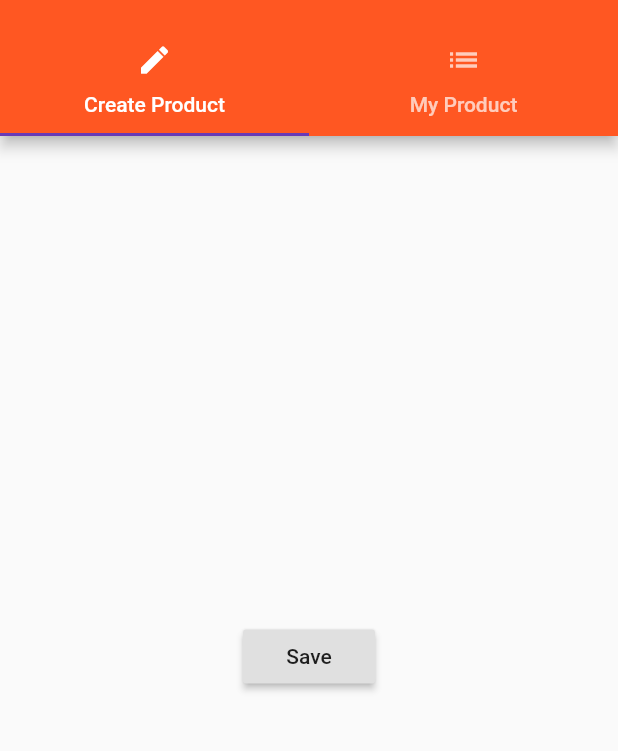
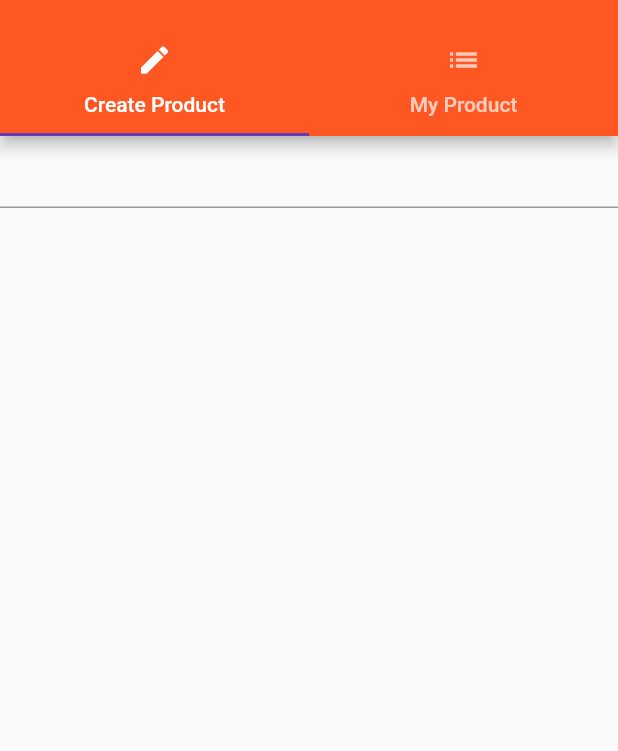
Before and after one commit to djedi-knight/flutter-apps, a Flutter app: the ProductsAdminPage screen opened by its route, on a phone screen of 412 x 824 dp, the part 59-810 px from its top. Run offline on Flutter 3.47's test engine with Material 2 defaults, Android fonts, the phone set to English and light mode, and no system bars.

Commit message:
Added first TextField to ProductCreatePage

```diff
--- a/flutter_course/lib/pages/product_create.dart
+++ b/flutter_course/lib/pages/product_create.dart
@@ -1,21 +1,28 @@
 import 'package:flutter/material.dart';
 
-class ProductCreatePage extends StatelessWidget {
+class ProductCreatePage extends StatefulWidget {
+  @override
+  State<StatefulWidget> createState() {
+    return _ProductCreatePageState();
+  }
+}
+
+class _ProductCreatePageState extends State<ProductCreatePage> {
+  String titleValue = '';
+
   @override
   Widget build(BuildContext context) {
-    return Center(
-        child: RaisedButton(
-      child: Text('Save'),
-      onPressed: () {
-        showModalBottomSheet(
-          context: context,
-          builder: (BuildContext context) {
-            return Center(
-              child: Text('This is a modal'),
-            );
+    return Column(
+      children: <Widget>[
+        TextField(
+          onChanged: (String value) {
+            setState(() {
+              titleValue = value;
+            });
           },
-        );
-      },
-    ));
+        ),
+        Text(titleValue),
+      ],
+    );
   }
 }
```
